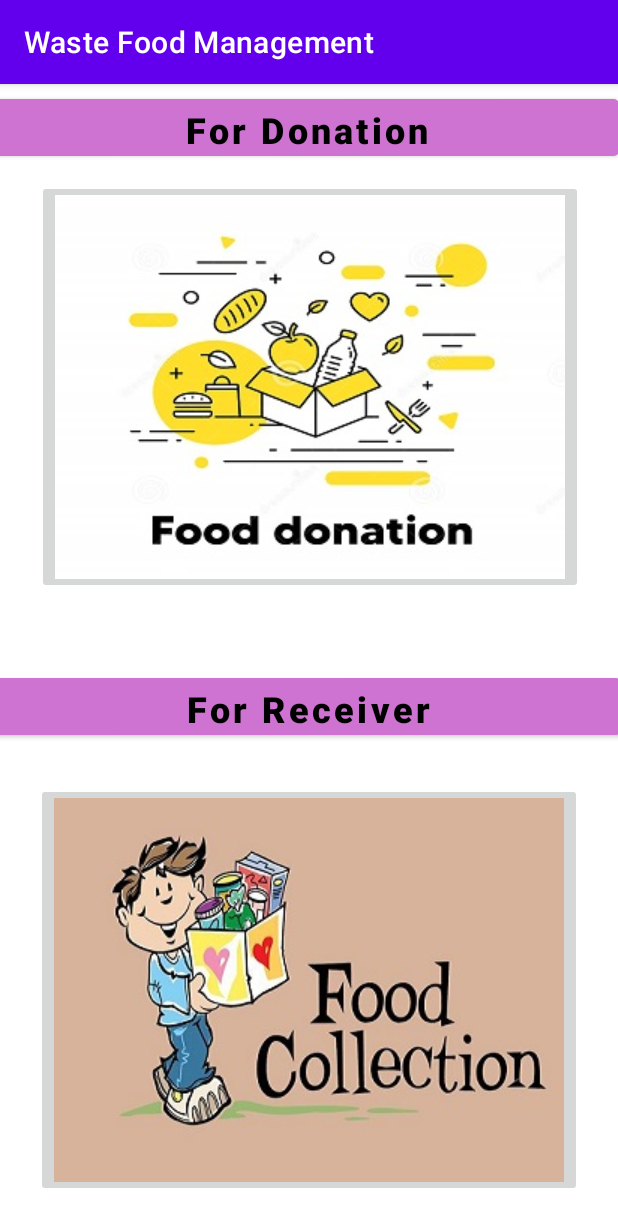
After one commit to officialshubhamsinha/Waste-Food-Management1, an Android app: the DonationReceiverpage screen opened directly, with no data from a screen before it, on a phone screen of 412 x 824 dp. The commit adds this screen. Shown: the top 1227 px of the screen. Run offline under Robolectric (Android 15) with nearby library versions, the phone set to English and light mode, and no system bars.

Commit message:
subrata DonationReceiverpage

```diff
--- a/app/src/main/AndroidManifest.xml
+++ b/app/src/main/AndroidManifest.xml
@@ -13,6 +13,12 @@
             android:name=".SignUp"
             android:exported="false" />
         <activity
+            android:name=".DonationReceiverpage"
+            android:exported="false" />
+        <activity
+            android:name=".SignUpActivity"
+            android:exported="false" />
+        <activity
             android:name=".MainActivity"
             android:exported="true">
             <intent-filter>
--- /dev/null
+++ b/app/src/main/java/com/example/wastefoodmanagement/DonationReceiverpage.java
@@ -0,0 +1,14 @@
+package com.example.wastefoodmanagement;
+
+import androidx.appcompat.app.AppCompatActivity;
+
+import android.os.Bundle;
+
+public class DonationReceiverpage extends AppCompatActivity {
+
+    @Override
+    protected void onCreate(Bundle savedInstanceState) {
+        super.onCreate(savedInstanceState);
+        setContentView(R.layout.activity_donation_receiverpage);
+    }
+}
--- a/app/src/main/java/com/example/wastefoodmanagement/MainActivity.java
+++ b/app/src/main/java/com/example/wastefoodmanagement/MainActivity.java
@@ -17,4 +17,12 @@ public class MainActivity extends AppCompatActivity {
     public void openSign_up(View view) {
         startActivity(new Intent(this,SignUp.class));
     }
+
+    public void openMain2(View view) {
+        startActivity(new Intent(this,SignUp.class));
+    }
+
+    public void openDonationReceiverpage(View view) {
+        startActivity(new Intent(this,DonationReceiverpage.class));
+    }
 }
--- /dev/null
+++ b/app/src/main/res/layout/activity_donation_receiverpage.xml
@@ -0,0 +1,64 @@
+<?xml version="1.0" encoding="utf-8"?>
+<androidx.constraintlayout.widget.ConstraintLayout xmlns:android="http://schemas.android.com/apk/res/android"
+    xmlns:app="http://schemas.android.com/apk/res-auto"
+    xmlns:tools="http://schemas.android.com/tools"
+    android:layout_width="match_parent"
+    android:layout_height="match_parent"
+    tools:context=".DonationReceiverpage">
+
+    <Button
+        android:id="@+id/button6"
+        android:layout_width="417dp"
+        android:layout_height="50dp"
+        android:layout_marginBottom="328dp"
+        android:backgroundTint="#CE73D1"
+        android:text="For Receiver"
+        android:textAllCaps="false"
+        android:textColor="@color/black"
+        android:textSize="24sp"
+        android:textStyle="bold"
+        app:layout_constraintBottom_toBottomOf="parent"
+        app:layout_constraintEnd_toEndOf="parent"
+        app:layout_constraintHorizontal_bias="0.833"
+        app:layout_constraintStart_toStartOf="parent" />
+
+    <Button
+        android:id="@+id/button5"
+        android:layout_width="417dp"
+        android:layout_height="50dp"
+        android:layout_marginTop="4dp"
+        android:backgroundTint="#CE73D1"
+        android:text="For Donation"
+        android:textAllCaps="false"
+        android:textColor="@color/black"
+        android:textSize="24sp"
+        android:textStyle="bold"
+        app:layout_constraintEnd_toEndOf="parent"
+        app:layout_constraintHorizontal_bias="1.0"
+        app:layout_constraintStart_toStartOf="parent"
+        app:layout_constraintTop_toTopOf="parent" />
+
+    <ImageButton
+        android:id="@+id/imageButton6"
+        android:layout_width="wrap_content"
+        android:layout_height="wrap_content"
+        app:layout_constraintBottom_toBottomOf="parent"
+        app:layout_constraintEnd_toEndOf="parent"
+        app:layout_constraintStart_toStartOf="parent"
+        app:layout_constraintTop_toBottomOf="@+id/button6"
+        app:srcCompat="@drawable/bottom_collect_food_image"
+        tools:ignore="SpeakableTextPresentCheck" />
+
+    <ImageButton
+        android:id="@+id/imageButton7"
+        android:layout_width="wrap_content"
+        android:layout_height="wrap_content"
+        android:layout_marginTop="64dp"
+        app:layout_constraintEnd_toEndOf="parent"
+        app:layout_constraintHorizontal_bias="0.51"
+        app:layout_constraintStart_toStartOf="parent"
+        app:layout_constraintTop_toTopOf="parent"
+        app:srcCompat="@drawable/food_donation_image"
+        tools:ignore="SpeakableTextPresentCheck" />
+
+</androidx.constraintlayout.widget.ConstraintLayout>
--- a/app/src/main/res/layout/activity_main.xml
+++ b/app/src/main/res/layout/activity_main.xml
@@ -85,6 +85,7 @@
         android:layout_marginTop="60dp"
         android:backgroundTint="#4CAF50"
         android:text="@string/log_in"
+        android:onClick="openDonationReceiverpage"
         android:textColor="@color/black"
         android:textIsSelectable="false"
         android:textSize="16sp"
```
Also changed, not shown: app/src/main/res/drawable/bottom_collect_food_image.jpg (added), app/src/main/res/drawable/donation_botton_image.jpg (added), app/src/main/res/drawable/food_donation_image.jpg (added).
